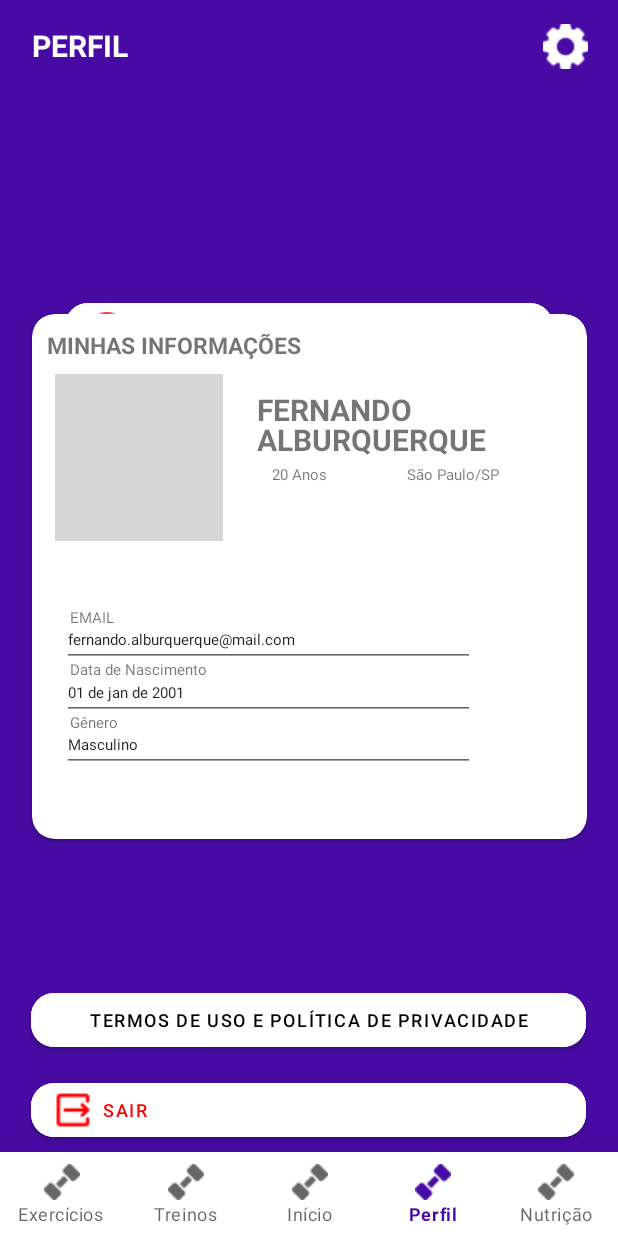
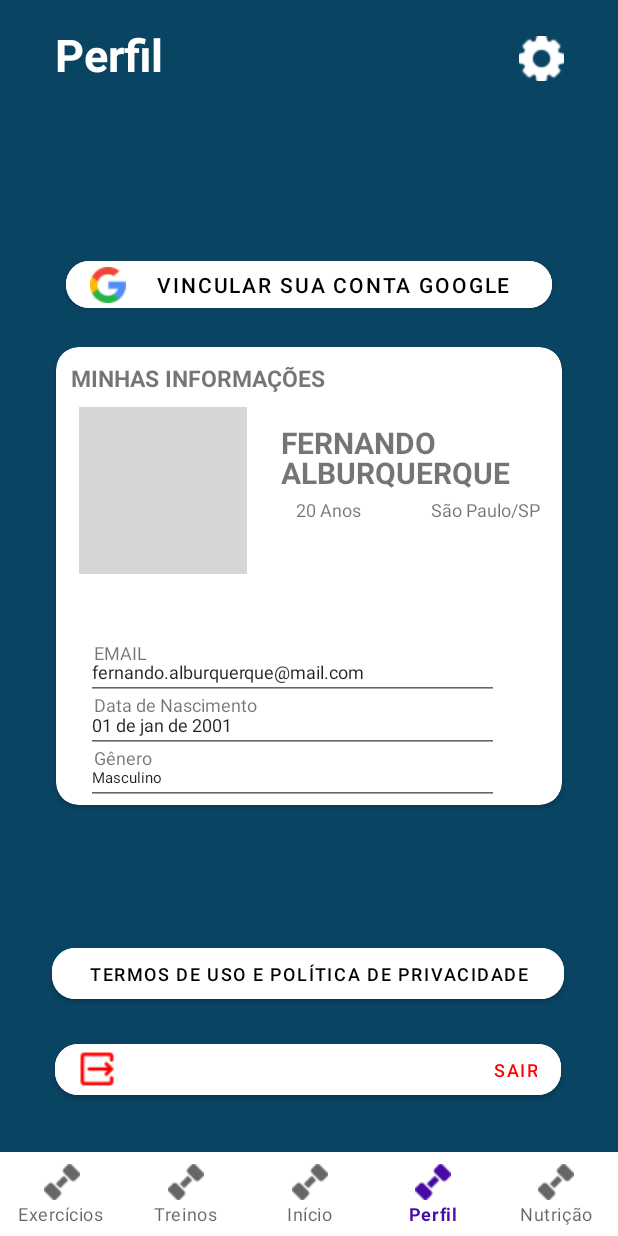
Before and after one commit to DigitalFit/digital-fit, an Android app: the ProfileFragment screen opened through its navigation route, on a phone screen of 412 x 824 dp. Run offline under Robolectric (Android 15) with nearby library versions, the phone set to English and light mode, and no system bars; our stand-ins replace navigation-ui; grey boxes are pictures that could not be loaded.

Commit message:
alterções

```diff
--- a/app/src/main/res/layout/fragment_nutrition.xml
+++ b/app/src/main/res/layout/fragment_nutrition.xml
@@ -4,7 +4,7 @@
     xmlns:tools="http://schemas.android.com/tools"
     android:layout_width="match_parent"
     android:layout_height="match_parent"
-    android:background="@color/aqua"
+    android:background="@color/primary_background"
     tools:context=".features.nutrition.NutritionFragment">
 
     <ScrollView
@@ -83,10 +83,9 @@
                 android:id="@+id/cardViewResumo"
                 android:layout_width="362dp"
                 android:layout_height="164dp"
-                app:cardCornerRadius="30dp"
                 android:layout_marginLeft="30dp"
                 android:layout_marginTop="20dp"
-                >
+                app:cardCornerRadius="30dp">
 
                 <TextView
                     android:layout_width="100dp"
@@ -304,10 +303,6 @@
                     android:textStyle="bold" />
 
 
-
-
-
-
             </androidx.cardview.widget.CardView>
 
         </LinearLayout>
--- a/app/src/main/res/layout/fragment_profile.xml
+++ b/app/src/main/res/layout/fragment_profile.xml
@@ -4,37 +4,18 @@
     xmlns:tools="http://schemas.android.com/tools"
     android:layout_width="match_parent"
     android:layout_height="match_parent"
-    android:background="@color/aqua"
+    android:background="@color/primary_background"
     tools:context=".features.profile.ProfileFragment">
 
-
-    <com.google.android.material.button.MaterialButton
-        android:id="@+id/buttonGoogle"
-        android:layout_width="325dp"
-        android:layout_height="48dp"
-        android:layout_marginBottom="524dp"
-        android:backgroundTint="@color/white"
-        android:drawableLeft="@drawable/pesquisa"
-        android:text="Vincular sua conta Google"
-        android:textColor="@color/black"
-        app:cornerRadius="15dp"
-        app:layout_constraintBottom_toBottomOf="parent"
-        app:layout_constraintLeft_toLeftOf="parent"
-        app:layout_constraintRight_toRightOf="parent"
-
-        />
-
     <androidx.cardview.widget.CardView
-        android:layout_width="370dp"
-        android:layout_height="350dp"
+        android:id="@+id/cvProfileConf"
+        android:layout_width="337dp"
+        android:layout_height="305dp"
         app:cardCornerRadius="15dp"
         app:layout_constraintBottom_toBottomOf="parent"
         app:layout_constraintEnd_toEndOf="parent"
         app:layout_constraintStart_toStartOf="parent"
-        app:layout_constraintTop_toTopOf="parent"
-        tools:layout_editor_absoluteX="25dp"
-        tools:layout_editor_absoluteY="190dp">
-
+        app:layout_constraintTop_toTopOf="parent">
 
         <TextView
             android:layout_width="match_parent"
@@ -50,8 +31,7 @@
             android:layout_height="111dp"
             android:layout_marginLeft="15dp"
             android:layout_marginTop="40dp"
-            android:background="@drawable/perfil"
-            />
+            android:background="@drawable/perfil" />
 
         <TextView
             android:id="@+id/tvProfileNome"
@@ -80,7 +60,7 @@
             android:layout_marginLeft="160dp"
             android:layout_marginTop="100dp"
             android:text="20 Anos"
-            android:textSize="10dp" />
+            android:textSize="12dp" />
 
         <TextView
             android:id="@+id/textCidade"
@@ -89,7 +69,7 @@
             android:layout_marginLeft="250dp"
             android:layout_marginTop="100dp"
             android:text="São Paulo/SP"
-            android:textSize="10dp" />
+            android:textSize="12dp" />
 
         <TextView
             android:id="@+id/textEEmail"
@@ -98,7 +78,7 @@
             android:layout_marginLeft="25dp"
             android:layout_marginTop="195dp"
             android:text="EMAIL"
-            android:textSize="10dp" />
+            android:textSize="12dp" />
 
         <EditText
             android:id="@+id/etProfileEmail"
@@ -108,7 +88,7 @@
             android:layout_marginTop="200dp"
             android:inputType="textWebEmailAddress"
             android:text="fernando.alburquerque@mail.com"
-            android:textSize="10dp" />
+            android:textSize="12dp" />
 
         <TextView
             android:id="@+id/tvDataNasc"
@@ -117,7 +97,7 @@
             android:layout_marginLeft="25dp"
             android:layout_marginTop="230dp"
             android:text="Data de Nascimento"
-            android:textSize="10dp" />
+            android:textSize="12dp" />
 
         <EditText
             android:id="@+id/editTextDataNasc"
@@ -127,7 +107,7 @@
             android:layout_marginTop="235dp"
             android:inputType="textWebEmailAddress"
             android:text="01 de jan de 2001"
-            android:textSize="10dp" />
+            android:textSize="12dp" />
 
         <TextView
             android:id="@+id/textEGenero"
@@ -136,7 +116,7 @@
             android:layout_marginLeft="25dp"
             android:layout_marginTop="265dp"
             android:text="Gênero"
-            android:textSize="10dp" />
+            android:textSize="12dp" />
 
         <EditText
             android:id="@+id/editTextGenero"
@@ -148,84 +128,87 @@
             android:text="Masculino"
             android:textSize="10dp" />
 
+    </androidx.cardview.widget.CardView>
 
-    </androidx.cardview.widget.CardView>
+    <com.google.android.material.button.MaterialButton
+        android:id="@+id/buttonTermos"
+        android:layout_width="341dp"
+        android:layout_height="46dp"
+        android:layout_marginBottom="96dp"
+        android:backgroundTint="@color/white"
+        android:text="Termos de Uso e Política de Privacidade"
+        android:textColor="@color/black"
+        android:textSize="12dp"
+        app:cornerRadius="15dp"
+        app:layout_constraintBottom_toBottomOf="parent"
+        app:layout_constraintEnd_toEndOf="parent"
+        app:layout_constraintHorizontal_bias="0.487"
+        app:layout_constraintLeft_toLeftOf="parent"
+        app:layout_constraintRight_toRightOf="parent"
+        app:layout_constraintStart_toStartOf="parent"
+        app:rippleColor="#FBFBFB" />
 
 
     <com.google.android.material.button.MaterialButton
-        android:id="@+id/buttonTermos"
-        android:layout_width="370dp"
-        android:layout_height="48dp"
-        android:layout_marginBottom="64dp"
-        android:backgroundTint="@color/white"
-        android:text="Termos de Uso e Política de Privacidade"
-        android:textSize="12dp"
-        android:textColor="@color/black"
-        app:cornerRadius="15dp"
-        app:layout_constraintBottom_toBottomOf="parent"
-        app:layout_constraintHorizontal_bias="0.487"
-        app:layout_constraintLeft_toLeftOf="parent"
-        app:layout_constraintRight_toRightOf="parent"
-        app:rippleColor="#FBFBFB" />
-
-    <com.google.android.material.button.MaterialButton
         android:id="@+id/buttonSair"
-        android:layout_width="370dp"
-        android:layout_height="48dp"
-        android:layout_marginBottom="4dp"
+        android:layout_width="337dp"
+        android:layout_height="46dp"
+        android:layout_marginBottom="32dp"
         android:backgroundTint="@color/white"
         android:drawableLeft="@drawable/sair"
         android:text="Sair"
+        android:textAlignment="viewEnd"
+        android:textColor="@color/red"
         android:textSize="12dp"
-        android:textColor="@color/red"
-        android:textAlignment="viewStart"
         app:cornerRadius="15dp"
         app:layout_constraintBottom_toBottomOf="parent"
-        app:layout_constraintHorizontal_bias="0.487"
+        app:layout_constraintEnd_toEndOf="parent"
+        app:layout_constraintHorizontal_bias="0.494"
         app:layout_constraintLeft_toLeftOf="parent"
         app:layout_constraintRight_toRightOf="parent"
-        app:rippleColor="#FBFBFB" />
->>>>>>> 0c979a08c8090c157acce83f6fdfd56e8c5b1388
+        app:layout_constraintStart_toStartOf="parent">
 
-    <TextView
-        android:id="@+id/text_profile"
-        android:layout_width="match_parent"
-        android:layout_height="wrap_content"
-        android:layout_marginStart="8dp"
-        android:layout_marginTop="8dp"
-        android:layout_marginEnd="8dp"
-        android:textAlignment="center"
-        android:textSize="20sp"
-        app:layout_constraintBottom_toBottomOf="parent"
-        app:layout_constraintEnd_toEndOf="parent"
-        app:layout_constraintStart_toStartOf="parent"
-        app:layout_constraintTop_toTopOf="parent" />
+    </com.google.android.material.button.MaterialButton>
 
     <TextView
         android:id="@+id/textPageProfile"
         android:layout_width="128dp"
         android:layout_height="38dp"
-        android:text="PERFIL"
+        android:layout_marginTop="16dp"
+        android:text="Perfil"
         android:textColor="@color/white"
-        android:textSize="20dp"
+        android:textSize="30dp"
         android:textStyle="bold"
-        app:layout_constraintBottom_toBottomOf="parent"
         app:layout_constraintEnd_toEndOf="parent"
-        app:layout_constraintHorizontal_bias="0.074"
+        app:layout_constraintHorizontal_bias="0.13"
         app:layout_constraintStart_toStartOf="parent"
-        app:layout_constraintTop_toTopOf="parent"
-        app:layout_constraintVertical_bias="0.023" />
+        app:layout_constraintTop_toTopOf="parent" />
 
     <ImageButton
         android:id="@+id/ibProfileConf"
         android:layout_width="30dp"
         android:layout_height="30dp"
+        android:layout_marginTop="24dp"
+        android:layout_marginEnd="36dp"
         android:background="@drawable/conf"
-        app:layout_constraintBottom_toBottomOf="parent"
         app:layout_constraintEnd_toEndOf="parent"
-        app:layout_constraintHorizontal_bias="0.947"
-        app:layout_constraintStart_toStartOf="parent"
-        app:layout_constraintTop_toTopOf="parent"
-        app:layout_constraintVertical_bias="0.022" />
+        app:layout_constraintTop_toTopOf="parent" />
+
+    <com.google.android.material.button.MaterialButton
+        android:id="@+id/buttonGoogle"
+        android:layout_width="324dp"
+        android:layout_height="43dp"
+        android:layout_margin="20dp"
+        android:layout_marginBottom="40dp"
+        android:backgroundTint="@color/white"
+        android:drawableLeft="@drawable/pesquisa"
+        android:text="Vincular sua conta Google"
+        android:textColor="@color/black"
+        app:cornerRadius="15dp"
+        app:layout_constraintBottom_toTopOf="@id/cvProfileConf"
+        app:layout_constraintEnd_toEndOf="parent"
+        app:layout_constraintStart_toStartOf="parent">
+
+    </com.google.android.material.button.MaterialButton>
 
 </androidx.constraintlayout.widget.ConstraintLayout>
```
